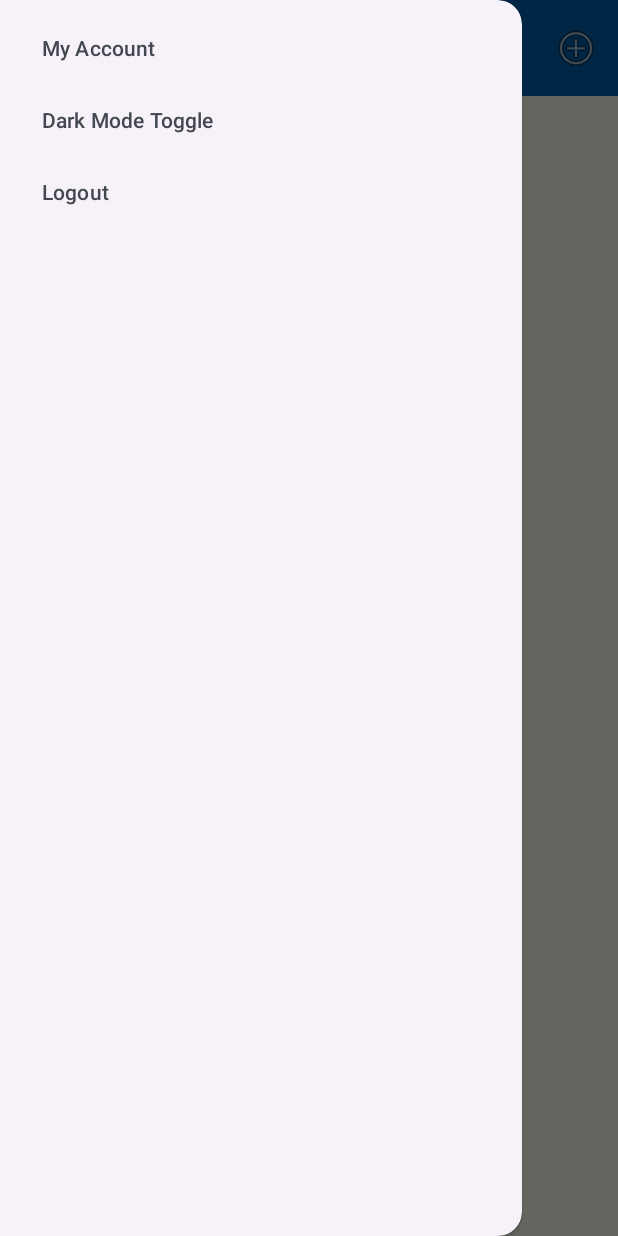
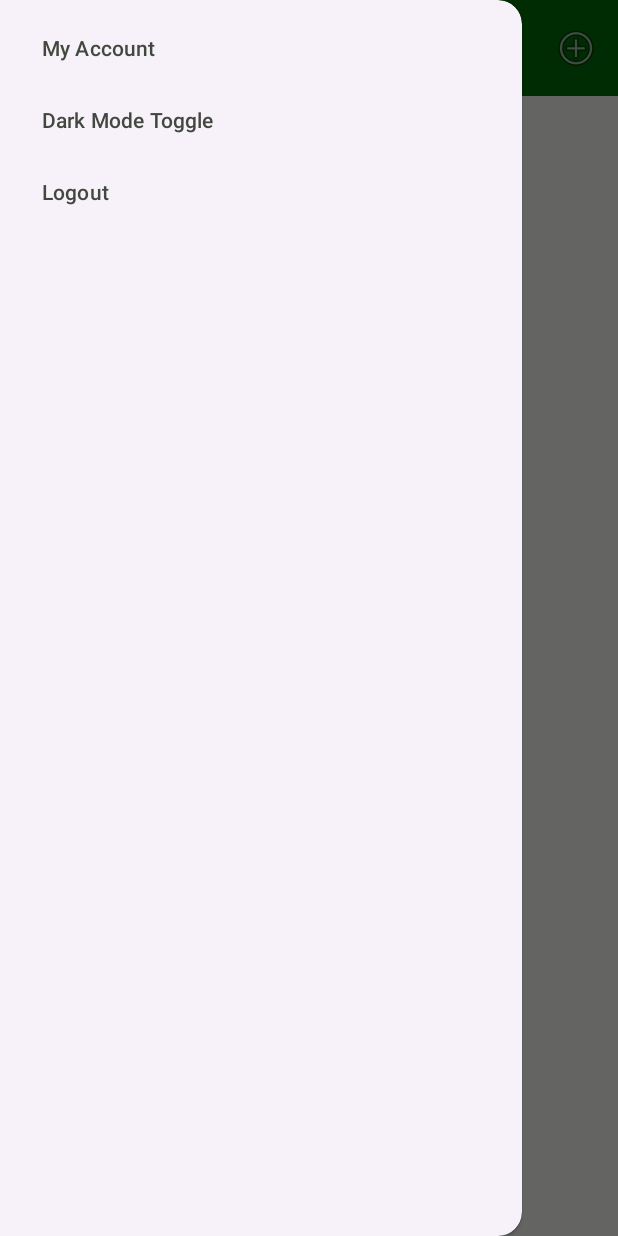
Before and after one commit to mobile-app-dev-1/FoodRecipe, an Android app: the screen it shows after launch (FoodRecipeListActivity), with the side drawer open, on a phone screen of 412 x 824 dp. Run offline under Robolectric (Android 15) with nearby library versions, the light colour scheme and no system bars; our stand-ins replace Picasso, Timber; 1 statement that could not run was skipped.

Commit message:
theme updated

```diff
--- a/app/src/main/res/values/colors.xml
+++ b/app/src/main/res/values/colors.xml
@@ -1,64 +1,64 @@
 <?xml version="1.0" encoding="utf-8"?>
 <resources>
-    <color name="seed">#005faf</color>
-    <color name="md_theme_light_primary">#005FAF</color>
+    <color name="seed">#00ec20</color>
+    <color name="md_theme_light_primary">#006E08</color>
     <color name="md_theme_light_onPrimary">#FFFFFF</color>
-    <color name="md_theme_light_primaryContainer">#D4E3FF</color>
-    <color name="md_theme_light_onPrimaryContainer">#001C3A</color>
-    <color name="md_theme_light_secondary">#006E25</color>
+    <color name="md_theme_light_primaryContainer">#76FF66</color>
+    <color name="md_theme_light_onPrimaryContainer">#002201</color>
+    <color name="md_theme_light_secondary">#53634E</color>
     <color name="md_theme_light_onSecondary">#FFFFFF</color>
-    <color name="md_theme_light_secondaryContainer">#77FE87</color>
-    <color name="md_theme_light_onSecondaryContainer">#002106</color>
-    <color name="md_theme_light_tertiary">#2E5DA8</color>
+    <color name="md_theme_light_secondaryContainer">#D7E8CD</color>
+    <color name="md_theme_light_onSecondaryContainer">#121F0E</color>
+    <color name="md_theme_light_tertiary">#386569</color>
     <color name="md_theme_light_onTertiary">#FFFFFF</color>
-    <color name="md_theme_light_tertiaryContainer">#D7E2FF</color>
-    <color name="md_theme_light_onTertiaryContainer">#001A40</color>
+    <color name="md_theme_light_tertiaryContainer">#BCEBEF</color>
+    <color name="md_theme_light_onTertiaryContainer">#002022</color>
     <color name="md_theme_light_error">#BA1A1A</color>
     <color name="md_theme_light_errorContainer">#FFDAD6</color>
     <color name="md_theme_light_onError">#FFFFFF</color>
     <color name="md_theme_light_onErrorContainer">#410002</color>
-    <color name="md_theme_light_background">#F7FFEC</color>
-    <color name="md_theme_light_onBackground">#082100</color>
-    <color name="md_theme_light_surface">#F7FFEC</color>
-    <color name="md_theme_light_onSurface">#082100</color>
-    <color name="md_theme_light_surfaceVariant">#E0E2EC</color>
-    <color name="md_theme_light_onSurfaceVariant">#43474E</color>
-    <color name="md_theme_light_outline">#74777F</color>
-    <color name="md_theme_light_inverseOnSurface">#CEFFAE</color>
-    <color name="md_theme_light_inverseSurface">#133800</color>
-    <color name="md_theme_light_inversePrimary">#A5C8FF</color>
+    <color name="md_theme_light_background">#FCFDF6</color>
+    <color name="md_theme_light_onBackground">#1A1C18</color>
+    <color name="md_theme_light_surface">#FCFDF6</color>
+    <color name="md_theme_light_onSurface">#1A1C18</color>
+    <color name="md_theme_light_surfaceVariant">#DFE4D8</color>
+    <color name="md_theme_light_onSurfaceVariant">#43483F</color>
+    <color name="md_theme_light_outline">#73796E</color>
+    <color name="md_theme_light_inverseOnSurface">#F1F1EB</color>
+    <color name="md_theme_light_inverseSurface">#2F312D</color>
+    <color name="md_theme_light_inversePrimary">#00E61F</color>
     <color name="md_theme_light_shadow">#000000</color>
-    <color name="md_theme_light_surfaceTint">#005FAF</color>
-    <color name="md_theme_light_outlineVariant">#C3C6CF</color>
+    <color name="md_theme_light_surfaceTint">#006E08</color>
+    <color name="md_theme_light_outlineVariant">#C3C8BC</color>
     <color name="md_theme_light_scrim">#000000</color>
-    <color name="md_theme_dark_primary">#A5C8FF</color>
-    <color name="md_theme_dark_onPrimary">#00315F</color>
-    <color name="md_theme_dark_primaryContainer">#004786</color>
-    <color name="md_theme_dark_onPrimaryContainer">#D4E3FF</color>
-    <color name="md_theme_dark_secondary">#59E06E</color>
-    <color name="md_theme_dark_onSecondary">#00390F</color>
-    <color name="md_theme_dark_secondaryContainer">#00531A</color>
-    <color name="md_theme_dark_onSecondaryContainer">#77FE87</color>
-    <color name="md_theme_dark_tertiary">#ACC7FF</color>
-    <color name="md_theme_dark_onTertiary">#002F67</color>
-    <color name="md_theme_dark_tertiaryContainer">#08458E</color>
-    <color name="md_theme_dark_onTertiaryContainer">#D7E2FF</color>
+    <color name="md_theme_dark_primary">#00E61F</color>
+    <color name="md_theme_dark_onPrimary">#003A02</color>
+    <color name="md_theme_dark_primaryContainer">#005304</color>
+    <color name="md_theme_dark_onPrimaryContainer">#76FF66</color>
+    <color name="md_theme_dark_secondary">#BBCBB2</color>
+    <color name="md_theme_dark_onSecondary">#263422</color>
+    <color name="md_theme_dark_secondaryContainer">#3C4B37</color>
+    <color name="md_theme_dark_onSecondaryContainer">#D7E8CD</color>
+    <color name="md_theme_dark_tertiary">#A0CFD2</color>
+    <color name="md_theme_dark_onTertiary">#00373A</color>
+    <color name="md_theme_dark_tertiaryContainer">#1E4D51</color>
+    <color name="md_theme_dark_onTertiaryContainer">#BCEBEF</color>
     <color name="md_theme_dark_error">#FFB4AB</color>
     <color name="md_theme_dark_errorContainer">#93000A</color>
     <color name="md_theme_dark_onError">#690005</color>
     <color name="md_theme_dark_onErrorContainer">#FFDAD6</color>
-    <color name="md_theme_dark_background">#082100</color>
-    <color name="md_theme_dark_onBackground">#B9F396</color>
-    <color name="md_theme_dark_surface">#082100</color>
-    <color name="md_theme_dark_onSurface">#B9F396</color>
-    <color name="md_theme_dark_surfaceVariant">#43474E</color>
-    <color name="md_theme_dark_onSurfaceVariant">#C3C6CF</color>
-    <color name="md_theme_dark_outline">#8D9199</color>
-    <color name="md_theme_dark_inverseOnSurface">#082100</color>
-    <color name="md_theme_dark_inverseSurface">#B9F396</color>
-    <color name="md_theme_dark_inversePrimary">#005FAF</color>
+    <color name="md_theme_dark_background">#1A1C18</color>
+    <color name="md_theme_dark_onBackground">#E2E3DD</color>
+    <color name="md_theme_dark_surface">#1A1C18</color>
+    <color name="md_theme_dark_onSurface">#E2E3DD</color>
+    <color name="md_theme_dark_surfaceVariant">#43483F</color>
+    <color name="md_theme_dark_onSurfaceVariant">#C3C8BC</color>
+    <color name="md_theme_dark_outline">#8D9387</color>
+    <color name="md_theme_dark_inverseOnSurface">#1A1C18</color>
+    <color name="md_theme_dark_inverseSurface">#E2E3DD</color>
+    <color name="md_theme_dark_inversePrimary">#006E08</color>
     <color name="md_theme_dark_shadow">#000000</color>
-    <color name="md_theme_dark_surfaceTint">#A5C8FF</color>
-    <color name="md_theme_dark_outlineVariant">#43474E</color>
+    <color name="md_theme_dark_surfaceTint">#00E61F</color>
+    <color name="md_theme_dark_outlineVariant">#43483F</color>
     <color name="md_theme_dark_scrim">#000000</color>
 </resources>
--- a/app/src/main/res/values/themes.xml
+++ b/app/src/main/res/values/themes.xml
@@ -1,6 +1,7 @@
 <resources xmlns:tools="http://schemas.android.com/tools">
     <!-- Base application theme. -->
     <style name="Base.Theme.MobileAssignment" parent="Theme.Material3.DayNight.NoActionBar">
+        <!-- <item name="colorPrimary">@color/my_light_primary</item> -->
         <item name="colorPrimary">@color/md_theme_light_primary</item>
         <item name="colorOnPrimary">@color/md_theme_light_onPrimary</item>
         <item name="colorPrimaryContainer">@color/md_theme_light_primaryContainer</item>
```
